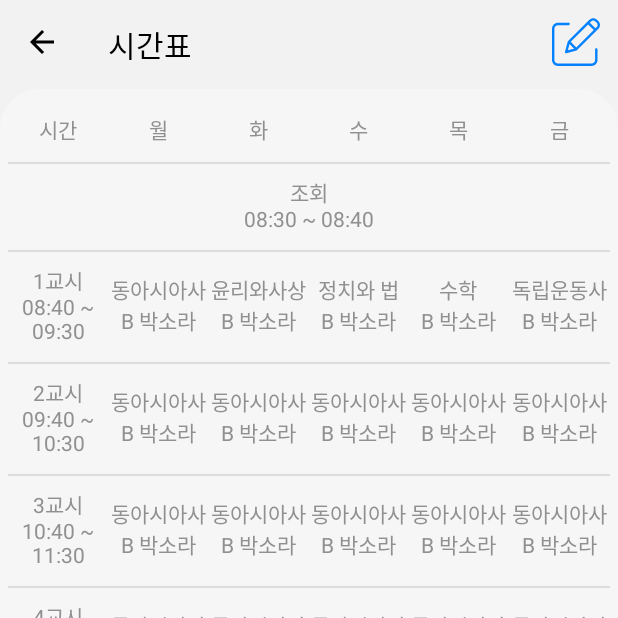
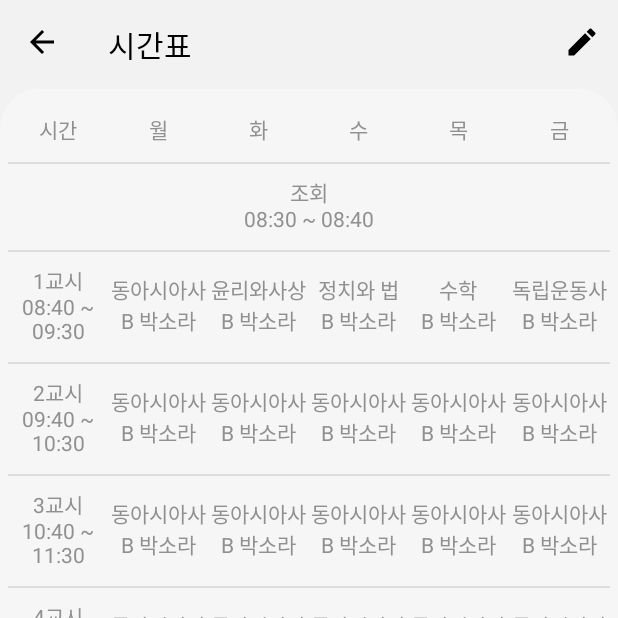
Before and after one commit to KimWash/SJHS_Notifier, an Android app: the timeTableActivity screen opened directly, with no data from a screen before it, on a phone screen of 412 x 824 dp, the top half of it. Run offline under Robolectric (Android 15) with nearby library versions, the phone set to English and light mode, and no system bars; libraries missing offline, so code that uses them is left out: kr.go.neis.

Commit message:
레이아웃 리포맷 및 시간표 편집 아이콘 변경

```diff
--- a/app/src/main/res/drawable/ic_edit.xml
+++ b/app/src/main/res/drawable/ic_edit.xml
@@ -1,5 +1,9 @@
-<vector android:height="128dp" android:viewportHeight="401"
-    android:viewportWidth="401.5229" android:width="128dp" xmlns:android="http://schemas.android.com/apk/res/android">
-    <path android:fillColor="?attr/selectedColor" android:pathData="m370.59,251.973c-5.523,0 -10,4.477 -10,10v88.789c-0.02,16.563 -13.438,29.984 -30,30h-280.59c-16.563,-0.016 -29.98,-13.438 -30,-30v-260.59c0.02,-16.559 13.438,-29.98 30,-30h88.789c5.523,0 10,-4.477 10,-10 0,-5.52 -4.477,-10 -10,-10h-88.789c-27.602,0.031 -49.969,22.398 -50,50v260.594c0.031,27.602 22.398,49.969 50,50h280.59c27.602,-0.031 49.969,-22.398 50,-50v-88.793c0,-5.523 -4.477,-10 -10,-10zM370.59,251.973"/>
-    <path android:fillColor="?attr/selectedColor" android:pathData="m376.629,14.441c-17.574,-17.574 -46.066,-17.574 -63.641,0l-178.406,178.406c-1.223,1.223 -2.105,2.738 -2.566,4.402l-23.461,84.699c-0.965,3.473 0.016,7.191 2.563,9.742 2.551,2.547 6.27,3.527 9.742,2.566l84.699,-23.465c1.664,-0.461 3.18,-1.344 4.402,-2.566l178.402,-178.41c17.547,-17.586 17.547,-46.055 0,-63.641zM156.371,199.348 L302.383,53.332 349.473,100.422 203.457,246.438zM146.965,218.223 L184.586,255.848 132.547,270.266zM374.223,75.676 L363.617,86.281 316.523,39.188 327.133,28.582c9.762,-9.762 25.59,-9.762 35.352,0l11.738,11.734c9.746,9.773 9.746,25.59 0,35.359zM374.223,75.676"/>
+<vector xmlns:android="http://schemas.android.com/apk/res/android"
+    android:width="24dp"
+    android:height="24dp"
+    android:viewportWidth="24.0"
+    android:viewportHeight="24.0">
+    <path
+        android:fillColor="?actionMenuTextColor"
+        android:pathData="M3,17.25V21h3.75L17.81,9.94l-3.75,-3.75L3,17.25zM20.71,7.04c0.39,-0.39 0.39,-1.02 0,-1.41l-2.34,-2.34c-0.39,-0.39 -1.02,-0.39 -1.41,0l-1.83,1.83 3.75,3.75 1.83,-1.83z" />
 </vector>
--- a/app/src/main/res/layout/activity_intro.xml
+++ b/app/src/main/res/layout/activity_intro.xml
@@ -1,10 +1,9 @@
 <?xml version="1.0" encoding="utf-8"?>
 <LinearLayout xmlns:android="http://schemas.android.com/apk/res/android"
     xmlns:app="http://schemas.android.com/apk/res-auto"
-    android:orientation="vertical"
     android:layout_width="match_parent"
     android:layout_height="match_parent"
->
+    android:orientation="vertical">
 
     <ImageView
         android:id="@+id/imageView"
--- a/app/src/main/res/layout/activity_timetable.xml
+++ b/app/src/main/res/layout/activity_timetable.xml
@@ -1,9 +1,9 @@
 <?xml version="1.0" encoding="utf-8"?>
 <LinearLayout xmlns:android="http://schemas.android.com/apk/res/android"
     xmlns:app="http://schemas.android.com/apk/res-auto"
-    android:orientation="vertical"
     android:layout_width="match_parent"
-    android:layout_height="match_parent">
+    android:layout_height="match_parent"
+    android:orientation="vertical">
 
     <androidx.appcompat.widget.Toolbar
         android:id="@+id/toolbar"
@@ -12,14 +12,14 @@
         android:layout_weight="0.1"
         android:background="@android:color/transparent"
         android:foregroundGravity="center_vertical"
-        android:theme="@style/ToolbarTheme"
-        />
+        android:theme="@style/ToolbarTheme" />
 
     <ScrollView
         android:id="@+id/scrollview"
         android:layout_width="match_parent"
         android:layout_height="match_parent"
         android:layout_weight="5">
+
         <LinearLayout
             android:id="@+id/linearLayout2"
             android:layout_width="match_parent"
@@ -33,8 +33,7 @@
             <TableLayout
                 android:layout_width="match_parent"
                 android:layout_height="match_parent"
-                android:theme="@style/timeTable"
-                >
+                android:theme="@style/timeTable">
 
                 <TableRow
                     android:layout_width="match_parent"
@@ -44,45 +43,45 @@
                         android:layout_width="0px"
                         android:layout_height="wrap_content"
                         android:layout_weight="0.25"
+                        android:text="시간"
                         app:autoSizeTextType="uniform"
-                        android:text="시간"
 
                         />
+
                     <TextView
                         android:layout_width="0px"
                         android:layout_height="wrap_content"
                         android:layout_weight="0.25"
-                        app:autoSizeTextType="uniform"
                         android:text="월"
-                        />
+                        app:autoSizeTextType="uniform" />
+
                     <TextView
                         android:layout_width="0px"
                         android:layout_height="wrap_content"
                         android:layout_weight="0.25"
-                        app:autoSizeTextType="uniform"
                         android:text="화"
-                        />
+                        app:autoSizeTextType="uniform" />
+
                     <TextView
                         android:layout_width="0px"
                         android:layout_height="wrap_content"
                         android:layout_weight="0.25"
-                        app:autoSizeTextType="uniform"
                         android:text="수"
-                        />
+                        app:autoSizeTextType="uniform" />
+
                     <TextView
                         android:layout_width="0px"
                         android:layout_height="wrap_content"
                         android:layout_weight="0.25"
-                        app:autoSizeTextType="uniform"
                         android:text="목"
-                        />
+                        app:autoSizeTextType="uniform" />
+
                     <TextView
                         android:layout_width="0px"
                         android:layout_height="wrap_content"
                         android:layout_weight="0.25"
-                        app:autoSizeTextType="uniform"
                         android:text="금"
-                        />
+                        app:autoSizeTextType="uniform" />
 
                 </TableRow>
 
@@ -91,64 +90,61 @@
                     android:layout_width="match_parent"
                     android:layout_height="match_parent"
                     android:background="@drawable/boarder_up">
+
                     <TextView
                         android:layout_width="0px"
                         android:layout_height="wrap_content"
                         android:layout_weight="0.25"
-                        android:text="@string/hi"
-                        />
+                        android:text="@string/hi" />
                 </TableRow>
 
                 <TableRow
                     android:layout_width="match_parent"
                     android:layout_height="match_parent"
                     android:background="@drawable/boarder_up">
+
                     <TextView
                         android:layout_width="0px"
                         android:layout_height="wrap_content"
                         android:layout_weight="0.25"
                         android:text="@string/first"
-                        app:autoSizeTextType="uniform"/>
+                        app:autoSizeTextType="uniform" />
+
                     <TextView
                         android:layout_width="0px"
                         android:layout_height="wrap_content"
                         android:layout_weight="0.25"
                         android:text="동아시아사\nB 박소라"
-                        app:autoSizeTextType="uniform"
-                        />
+                        app:autoSizeTextType="uniform" />
 
                     <TextView
                         android:layout_width="0px"
                         android:layout_height="wrap_content"
                         android:layout_weight="0.25"
+                        android:autoSizeStepGranularity="500px"
                         android:text="윤리와사상\nB 박소라"
-                        android:autoSizeStepGranularity="500px"
-                        app:autoSizeTextType="uniform"
-                        />
+                        app:autoSizeTextType="uniform" />
 
                     <TextView
                         android:layout_width="0px"
                         android:layout_height="wrap_content"
                         android:layout_weight="0.25"
                         android:text="정치와 법\nB 박소라"
-                        app:autoSizeTextType="uniform"
-                        />
+                        app:autoSizeTextType="uniform" />
 
                     <TextView
                         android:layout_width="0px"
                         android:layout_height="wrap_content"
                         android:layout_weight="0.25"
                         android:text="수학\nB 박소라"
-                        app:autoSizeTextType="uniform"
-                        />
+                        app:autoSizeTextType="uniform" />
 
                     <TextView
                         android:layout_width="0px"
                         android:layout_height="wrap_content"
                         android:layout_weight="0.25"
                         android:text="독립운동사\nB 박소라"
-                        app:autoSizeTextType="uniform"
-                        />
+                        app:autoSizeTextType="uniform" />
 
                 </TableRow>
 
@@ -156,12 +152,14 @@
                     android:layout_width="match_parent"
                     android:layout_height="match_parent"
                     android:background="@drawable/boarder_up">
+
                     <TextView
                         android:layout_width="0px"
                         android:layout_height="wrap_content"
                         android:layout_weight="0.25"
                         android:text="@string/second"
-                        app:autoSizeTextType="uniform"/>
+                        app:autoSizeTextType="uniform" />
+
                     <TextView
                         android:layout_width="0px"
                         android:layout_height="wrap_content"
@@ -170,34 +168,34 @@
                         app:autoSizeTextType="uniform"
 
                         />
+
                     <TextView
                         android:layout_width="0px"
                         android:layout_height="wrap_content"
                         android:layout_weight="0.25"
                         android:text="동아시아사\nB 박소라"
-                        app:autoSizeTextType="uniform"
-                        />
+                        app:autoSizeTextType="uniform" />
+
                     <TextView
                         android:layout_width="0px"
                         android:layout_height="wrap_content"
                         android:layout_weight="0.25"
                         android:text="동아시아사\nB 박소라"
-                        app:autoSizeTextType="uniform"
-                        />
+                        app:autoSizeTextType="uniform" />
+
                     <TextView
                         android:layout_width="0px"
                         android:layout_height="wrap_content"
                         android:layout_weight="0.25"
                         android:text="동아시아사\nB 박소라"
-                        app:autoSizeTextType="uniform"
-                        />
+                        app:autoSizeTextType="uniform" />
+
                     <TextView
                         android:layout_width="0px"
                         android:layout_height="wrap_content"
                         android:layout_weight="0.25"
                         android:text="동아시아사\nB 박소라"
-                        app:autoSizeTextType="uniform"
-                        />
+                        app:autoSizeTextType="uniform" />
 
 
                 </TableRow>
@@ -206,12 +204,14 @@
                     android:layout_width="match_parent"
                     android:layout_height="match_parent"
                     android:background="@drawable/boarder_up">
+
                     <TextView
                         android:layout_width="0px"
                         android:layout_height="wrap_content"
                         android:layout_weight="0.25"
                         android:text="@string/thrd"
-                        app:autoSizeTextType="uniform"/>
+                        app:autoSizeTextType="uniform" />
+
                     <TextView
                         android:layout_width="0px"
                         android:layout_height="wrap_content"
@@ -220,46 +220,49 @@
                         app:autoSizeTextType="uniform"
 
                         />
+
                     <TextView
                         android:layout_width="0px"
                         android:layout_height="wrap_content"
                         android:layout_weight="0.25"
                         android:text="동아시아사\nB 박소라"
-                        app:autoSizeTextType="uniform"
-                        />
+                        app:autoSizeTextType="uniform" />
+
                     <TextView
                         android:layout_width="0px"
                         android:layout_height="wrap_content"
                         android:layout_weight="0.25"
                         android:text="동아시아사\nB 박소라"
-                        app:autoSizeTextType="uniform"
-                        />
+                        app:autoSizeTextType="uniform" />
+
                     <TextView
                         android:layout_width="0px"
                         android:layout_height="wrap_content"
                         android:layout_weight="0.25"
                         android:text="동아시아사\nB 박소라"
-                        app:autoSizeTextType="uniform"
-                        />
+                        app:autoSizeTextType="uniform" />
+
                     <TextView
                         android:layout_width="0px"
                         android:layout_height="wrap_content"
                         android:layout_weight="0.25"
                         android:text="동아시아사\nB 박소라"
-                        app:autoSizeTextType="uniform"
-                        />
+                        app:autoSizeTextType="uniform" />
 
                 </TableRow>
+
                 <TableRow
                     android:layout_width="match_parent"
                     android:layout_height="match_parent"
                     android:background="@drawable/boarder_up">
+
                     <TextView
                         android:layout_width="0px"
                         android:layout_height="wrap_content"
                         android:layout_weight="0.25"
                         android:text="@string/fourth"
-                        app:autoSizeTextType="uniform"/>
+                        app:autoSizeTextType="uniform" />
+
                     <TextView
                         android:layout_width="0px"
                         android:layout_height="wrap_content"
@@ -268,34 +271,34 @@
                         app:autoSizeTextType="uniform"
 
                         />
+
                     <TextView
                         android:layout_width="0px"
                         android:layout_height="wrap_content"
                         android:layout_weight="0.25"
                         android:text="동아시아사\nB 박소라"
-                        app:autoSizeTextType="uniform"
-                        />
+                        app:autoSizeTextType="uniform" />
+
                     <TextView
                         android:layout_width="0px"
                         android:layout_height="wrap_content"
                         android:layout_weight="0.25"
                         android:text="동아시아사\nB 박소라"
-                        app:autoSizeTextType="uniform"
-                        />
+                        app:autoSizeTextType="uniform" />
+
                     <TextView
                         android:layout_width="0px"
                         android:layout_height="wrap_content"
                         android:layout_weight="0.25"
                         android:text="동아시아사\nB 박소라"
-                        app:autoSizeTextType="uniform"
-                        />
+                        app:autoSizeTextType="uniform" />
+
                     <TextView
                         android:layout_width="0px"
                         android:layout_height="wrap_content"
                         android:layout_weight="0.25"
                         android:text="동아시아사\nB 박소라"
-                        app:autoSizeTextType="uniform"
-                        />
+                        app:autoSizeTextType="uniform" />
 
                 </TableRow>
 
@@ -303,23 +306,26 @@
                     android:layout_width="match_parent"
                     android:layout_height="match_parent"
                     android:background="@drawable/boarder_up">
+
                     <TextView
                         android:layout_width="match_parent"
                         android:layout_height="wrap_content"
-                        android:text="@string/lunch"
-                        />
+                        android:text="@string/lunch" />
 
                 </TableRow>
+
                 <TableRow
                     android:layout_width="match_parent"
                     android:layout_height="match_parent"
                     android:background="@drawable/boarder_up">
+
                     <TextView
                         android:layout_width="0px"
                         android:layout_height="wrap_content"
                         android:layout_weight="0.25"
                         android:text="@string/fiveth"
-                        app:autoSizeTextType="uniform"/>
+                        app:autoSizeTextType="uniform" />
+
                     <TextView
                         android:layout_width="0px"
                         android:layout_height="wrap_content"
@@ -328,46 +334,49 @@
                         app:autoSizeTextType="uniform"
 
                         />
+
                     <TextView
                         android:layout_width="0px"
                         android:layout_height="wrap_content"
                         android:layout_weight="0.25"
                         android:text="동아시아사\nB 박소라"
-                        app:autoSizeTextType="uniform"
-                        />
+                        app:autoSizeTextType="uniform" />
+
                     <TextView
                         android:layout_width="0px"
                         android:layout_height="wrap_content"
                         android:layout_weight="0.25"
                         android:text="동아시아사\nB 박소라"
-                        app:autoSizeTextType="uniform"
-                        />
+                        app:autoSizeTextType="uniform" />
+
                     <TextView
                         android:layout_width="0px"
                         android:layout_height="wrap_content"
                         android:layout_weight="0.25"
                         android:text="동아시아사\nB 박소라"
-                        app:autoSizeTextType="uniform"
-                        />
+                        app:autoSizeTextType="uniform" />
+
                     <TextView
                         android:layout_width="0px"
                         android:layout_height="wrap_content"
                         android:layout_weight="0.25"
                         android:text="동아시아사\nB 박소라"
-                        app:autoSizeTextType="uniform"
-                        />
+                        app:autoSizeTextType="uniform" />
 
                 </TableRow>
+
                 <TableRow
                     android:layout_width="match_parent"
                     android:layout_height="match_parent"
                     android:background="@drawable/boarder_up">
+
                     <TextView
                         android:layout_width="0px"
                         android:layout_height="wrap_content"
                         android:layout_weight="0.25"
                         android:text="@string/sixth"
-                        app:autoSizeTextType="uniform"/>
+                        app:autoSizeTextType="uniform" />
+
                     <TextView
                         android:layout_width="0px"
                         android:layout_height="wrap_content"
@@ -376,46 +385,49 @@
                         app:autoSizeTextType="uniform"
 
                         />
+
                     <TextView
                         android:layout_width="0px"
                         android:layout_height="wrap_content"
                         android:layout_weight="0.25"
                         android:text="동아시아사\nB 박소라"
-                        app:autoSizeTextType="uniform"
-                        />
+                        app:autoSizeTextType="uniform" />
+
                     <TextView
                         android:layout_width="0px"
                         android:layout_height="wrap_content"
                         android:layout_weight="0.25"
                         android:text="동아시아사\nB 박소라"
-                        app:autoSizeTextType="uniform"
-                        />
+                        app:autoSizeTextType="uniform" />
+
                     <TextView
                         android:layout_width="0px"
                         android:layout_height="wrap_content"
                         android:layout_weight="0.25"
                         android:text="동아시아사\nB 박소라"
-                        app:autoSizeTextType="uniform"
-                        />
+                        app:autoSizeTextType="uniform" />
+
                     <TextView
                         android:layout_width="0px"
                         android:layout_height="wrap_content"
                         android:layout_weight="0.25"
                         android:text="동아시아사\nB 박소라"
-                        app:autoSizeTextType="uniform"
-                        />
+                        app:autoSizeTextType="uniform" />
 
                 </TableRow>
+
                 <TableRow
                     android:layout_width="match_parent"
                     android:layout_height="match_parent"
                     android:background="@drawable/boarder_up">
+
                     <TextView
                         android:layout_width="0px"
                         android:layout_height="wrap_content"
                         android:layout_weight="0.25"
                         android:text="@string/seventh"
-                        app:autoSizeTextType="uniform"/>
+                        app:autoSizeTextType="uniform" />
+
                     <TextView
                         android:layout_width="0px"
                         android:layout_height="wrap_content"
@@ -424,34 +436,34 @@
                         app:autoSizeTextType="uniform"
 
                         />
+
                     <TextView
                         android:layout_width="0px"
                         android:layout_height="wrap_content"
                         android:layout_weight="0.25"
                         android:text="동아시아사\nB 박소라"
-                        app:autoSizeTextType="uniform"
-                        />
+                        app:autoSizeTextType="uniform" />
+
                     <TextView
                         android:layout_width="0px"
                         android:layout_height="wrap_content"
                         android:layout_weight="0.25"
                         android:text="동아시아사\nB 박소라"
-                        app:autoSizeTextType="uniform"
-                        />
+                        app:autoSizeTextType="uniform" />
+
                     <TextView
                         android:layout_width="0px"
                         android:layout_height="wrap_content"
                         android:layout_weight="0.25"
                         android:text="동아시아사\nB 박소라"
-                        app:autoSizeTextType="uniform"
-                        />
+                        app:autoSizeTextType="uniform" />
+
                     <TextView
                         android:layout_width="0px"
                         android:layout_height="wrap_content"
                         android:layout_weight="0.25"
                         android:text="동아시아사\nB 박소라"
-                        app:autoSizeTextType="uniform"
-                        />
+                        app:autoSizeTextType="uniform" />
 
 
                 </TableRow>
@@ -462,6 +474,4 @@
     </ScrollView>
 
 
-
-
 </LinearLayout>
--- a/app/src/main/res/menu/tabletoolbar.xml
+++ b/app/src/main/res/menu/tabletoolbar.xml
@@ -6,7 +6,6 @@
         android:id="@+id/edit_table"
         android:title="시간표 수정"
         android:icon="@drawable/ic_edit"
-        app:showAsAction="ifRoom"
-        />
+        app:showAsAction="ifRoom" />
 
 </menu>
--- a/app/src/main/res/values/styles.xml
+++ b/app/src/main/res/values/styles.xml
@@ -56,6 +56,7 @@
         <item name="android:textColor">?attr/textColor</item>
         <item name="android:textColorSecondary">?attr/textColor</item>
     </style>
+
     <style name="bNav" parent="Theme.AppCompat">
         <item name="android:fontFamily">@font/rbt_regular</item>
     </style>
```
Also changed, not shown: app/src/main/res/layout/activity_main.xml (+17 -16 lines), app/src/main/res/layout/activity_meal.xml (+4 -7 lines), app/src/main/res/layout/activity_setting.xml (+10 -12 lines), app/src/main/res/menu/menu.xml (+6 -6 lines), app/src/main/res/values/attrs.xml (+7 -7 lines).
